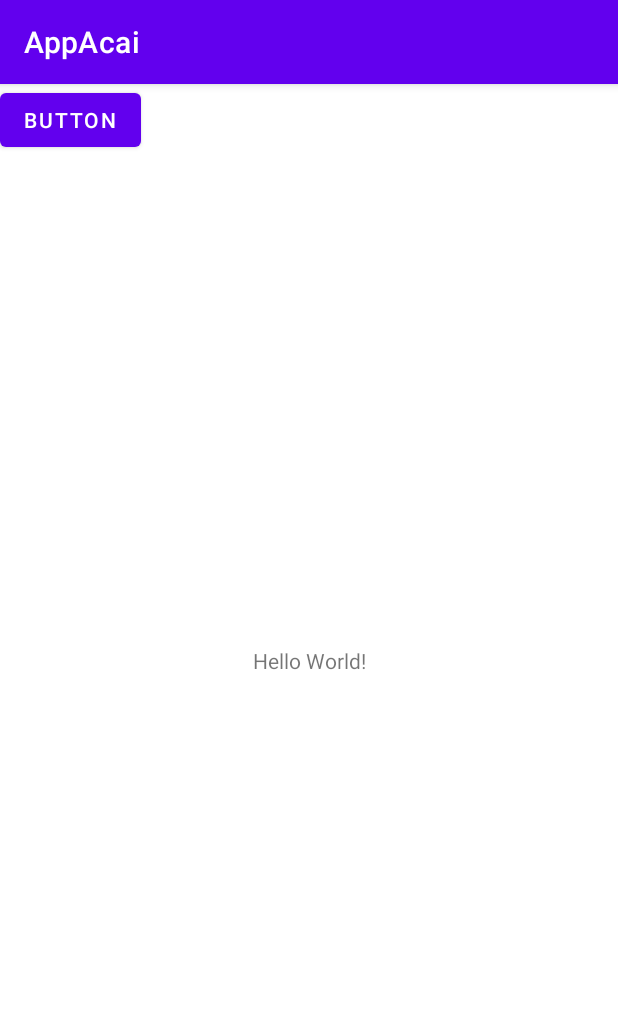
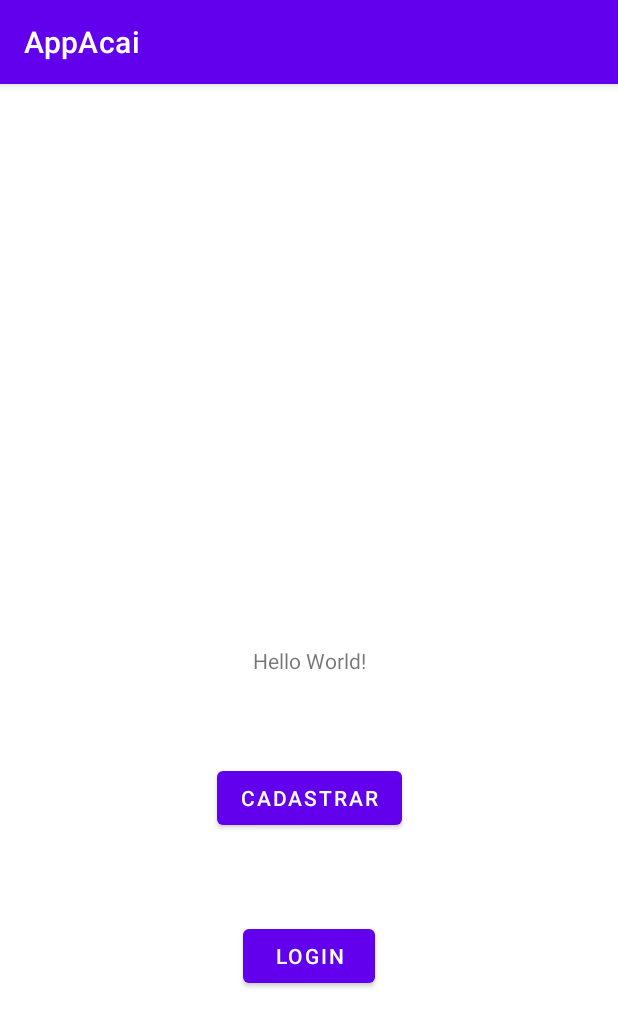
Before and after one commit to Victor-Drt/ifam-devm-appacai, an Android app: the screen it shows after launch (MainActivity), on a phone screen of 412 x 824 dp. Shown: the top 1027 px of the screen. Run offline under Robolectric (Android 15) with nearby library versions, the phone set to English and light mode, and no system bars.

Commit message:
feat: back-end das funcionalidades de cadastro e login criadas

```diff
--- a/AppAcai/app/src/main/AndroidManifest.xml
+++ b/AppAcai/app/src/main/AndroidManifest.xml
@@ -9,6 +9,12 @@
         android:roundIcon="@mipmap/ic_launcher_round"
         android:supportsRtl="true"
         android:theme="@style/Theme.AppAcai">
+        <activity
+            android:name=".ui.home.HomeActivity"
+            android:exported="false" />
+        <activity
+            android:name=".ui.login.LoginActivity"
+            android:exported="false" />
         <activity
             android:name=".ui.cadastro_user.CadastrarUsuarioActivity"
             android:exported="false" />
--- a/AppAcai/app/src/main/java/com/ifam/devm/appacai/MainActivity.kt
+++ b/AppAcai/app/src/main/java/com/ifam/devm/appacai/MainActivity.kt
@@ -5,6 +5,7 @@ import androidx.appcompat.app.AppCompatActivity
 import android.os.Bundle
 import com.ifam.devm.appacai.model.Usuario
 import com.ifam.devm.appacai.ui.cadastro_user.CadastrarUsuarioActivity
+import com.ifam.devm.appacai.ui.login.LoginActivity
 import kotlinx.android.synthetic.main.activity_main.*
 
 class MainActivity : AppCompatActivity() {
@@ -14,14 +15,12 @@ class MainActivity : AppCompatActivity() {
         super.onCreate(savedInstanceState)
         setContentView(R.layout.activity_main)
 
-        telaDeCadastro.setOnClickListener {
+        btTelaCadastro.setOnClickListener {
             startActivity(Intent(this, CadastrarUsuarioActivity::class.java))
         }
+
+        btTelaLogin.setOnClickListener {
+            startActivity(Intent(this, LoginActivity::class.java))
+        }
     }
-
-    override fun onResume() {
-        super.onResume()
-// teste
-    }
-
 }
--- a/AppAcai/app/src/main/java/com/ifam/devm/appacai/ui/cadastro_user/CadastrarUsuarioActivity.kt
+++ b/AppAcai/app/src/main/java/com/ifam/devm/appacai/ui/cadastro_user/CadastrarUsuarioActivity.kt
@@ -9,6 +9,7 @@ import com.ifam.devm.appacai.MainActivity
 import com.ifam.devm.appacai.R
 import com.ifam.devm.appacai.model.Usuario
 import com.ifam.devm.appacai.repository.room.AppDatabase
+import com.ifam.devm.appacai.ui.login.LoginActivity
 import kotlinx.android.synthetic.main.activity_cadastrar_usuario.*
 import org.jetbrains.anko.doAsync
 import java.util.regex.Matcher
@@ -46,7 +47,7 @@ class CadastrarUsuarioActivity : AppCompatActivity() {
                     db.usuarioDao().insert(novoCadastro)
                 }
                 //inicia outra activity
-                startActivity(Intent(this, MainActivity::class.java))
+                startActivity(Intent(this, LoginActivity::class.java))
                 finish()
             }
         }
--- a/AppAcai/app/src/main/res/layout/activity_main.xml
+++ b/AppAcai/app/src/main/res/layout/activity_main.xml
@@ -7,6 +7,7 @@
     tools:context=".MainActivity">
 
     <TextView
+        android:id="@+id/textView2"
         android:layout_width="wrap_content"
         android:layout_height="wrap_content"
         android:text="Hello World!"
@@ -16,11 +17,23 @@
         app:layout_constraintTop_toTopOf="parent" />
 
     <Button
-        android:id="@+id/telaDeCadastro"
+        android:id="@+id/btTelaCadastro"
         android:layout_width="wrap_content"
         android:layout_height="wrap_content"
-        android:text="Button"
-        tools:layout_editor_absoluteX="150dp"
-        tools:layout_editor_absoluteY="452dp" />
+        android:text="@string/cadastrar"
+        app:layout_constraintBottom_toTopOf="@+id/btTelaLogin"
+        app:layout_constraintEnd_toEndOf="parent"
+        app:layout_constraintStart_toStartOf="parent"
+        app:layout_constraintTop_toBottomOf="@+id/textView2" />
+
+    <Button
+        android:id="@+id/btTelaLogin"
+        android:layout_width="wrap_content"
+        android:layout_height="wrap_content"
+        android:text="@string/text_fazerLogin"
+        app:layout_constraintBottom_toBottomOf="parent"
+        app:layout_constraintEnd_toEndOf="parent"
+        app:layout_constraintStart_toStartOf="parent"
+        app:layout_constraintTop_toBottomOf="@+id/textView2" />
 
 </androidx.constraintlayout.widget.ConstraintLayout>
--- a/AppAcai/app/src/main/res/values/colors.xml
+++ b/AppAcai/app/src/main/res/values/colors.xml
@@ -7,4 +7,5 @@
     <color name="teal_700">#FF018786</color>
     <color name="black">#FF000000</color>
     <color name="white">#FFFFFFFF</color>
+    <color name="red">#ED0505</color>
 </resources>
--- a/AppAcai/app/src/main/res/values/strings.xml
+++ b/AppAcai/app/src/main/res/values/strings.xml
@@ -7,4 +7,5 @@
     <string name="text_confirmarSenha_field">Confirmar senha*</string>
     <string name="text_senha_field">Senha*</string>
     <string name="cadastrar">Cadastrar</string>
+    <string name="text_fazerLogin">Login</string>
 </resources>
```
Also changed, not shown: AppAcai/app/src/main/java/com/ifam/devm/appacai/ui/home/HomeActivity.kt (added, +12 -0 lines), AppAcai/app/src/main/java/com/ifam/devm/appacai/ui/login/LoginActivity.kt (added, +118 -0 lines), AppAcai/app/src/main/java/com/ifam/devm/appacai/ui/login/LoginViewModel.kt (added, +14 -0 lines), AppAcai/app/src/main/res/layout/activity_home.xml (added, +19 -0 lines), AppAcai/app/src/main/res/layout/activity_login.xml (added, +80 -0 lines).
